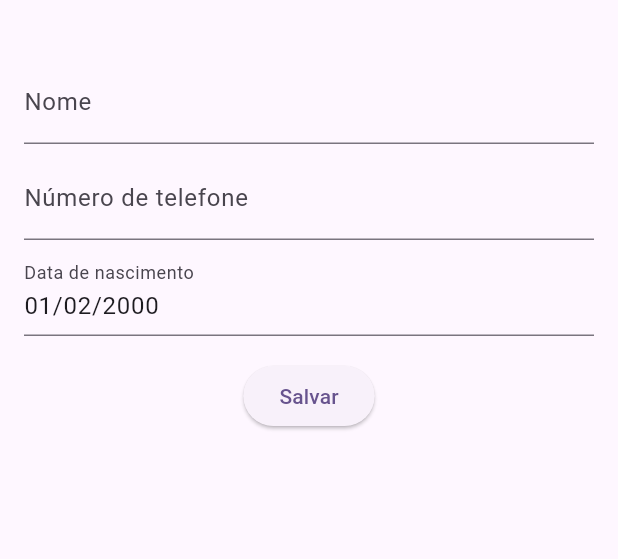
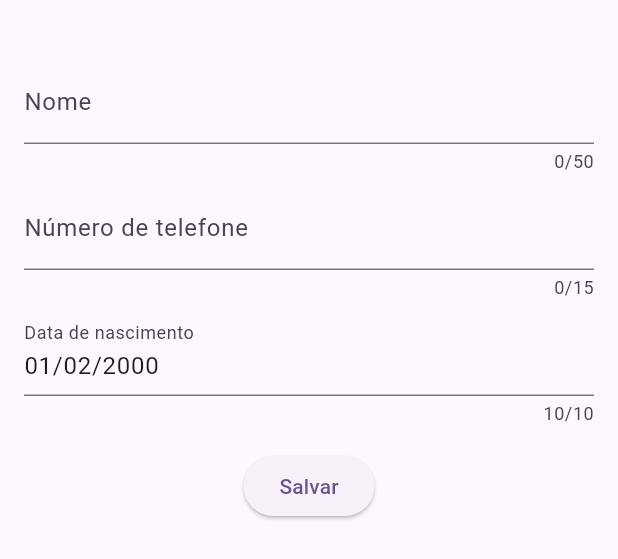
Before and after one commit to Matheus-IT/birthday_app, a Flutter app: the MemberForm widget shown alone on an empty page, opened directly with empty values, on a phone screen of 412 x 824 dp. Shown: the top 559 px of the screen. Run offline on Flutter 3.47's test engine with Material 3 defaults, Android fonts, the phone set to English and light mode, and no system bars; our stand-ins replace firebase_core, firebase_messaging, flutter_dotenv, flutter_riverpod, flutter_secure_storage, mask_text_input_formatter; accounts and stored records are empty; network calls fail.

Commit message:
Limit form fields

```diff
--- a/lib/components/member_form.dart
+++ b/lib/components/member_form.dart
@@ -128,6 +128,7 @@ class _MemberFormState extends ConsumerState<MemberForm> {
               ),
               controller: nameController,
               validator: nameValidator,
+              maxLength: 50,
             ),
             const SizedBox(height: 8),
             TextFormField(
@@ -138,6 +139,7 @@ class _MemberFormState extends ConsumerState<MemberForm> {
               controller: phoneNumberController,
               validator: phoneNumberValidator,
               inputFormatters: [phoneFormatter],
+              maxLength: 15, // considering format character like "(" and "-"
             ),
             const SizedBox(height: 8),
             TextFormField(
@@ -146,6 +148,7 @@ class _MemberFormState extends ConsumerState<MemberForm> {
               ),
               readOnly: true,
               controller: birthDateController,
+              maxLength: 10,
               onTap: () {
                 showDatePicker(
                   context: context,
```
